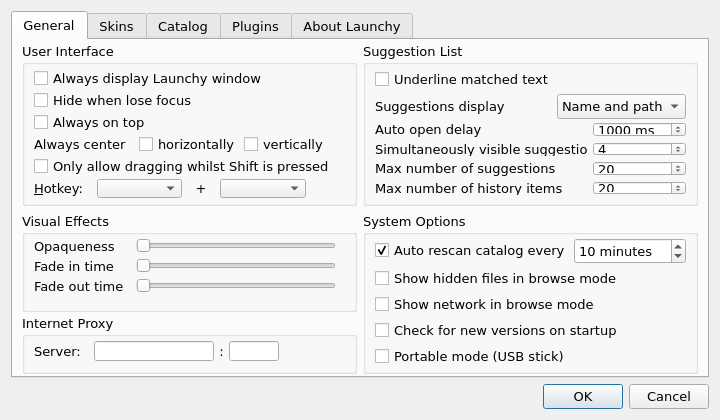
The window that src/options.ui (samsonwang/LaunchyQt) describes before a commit, drawn with Qt 5.
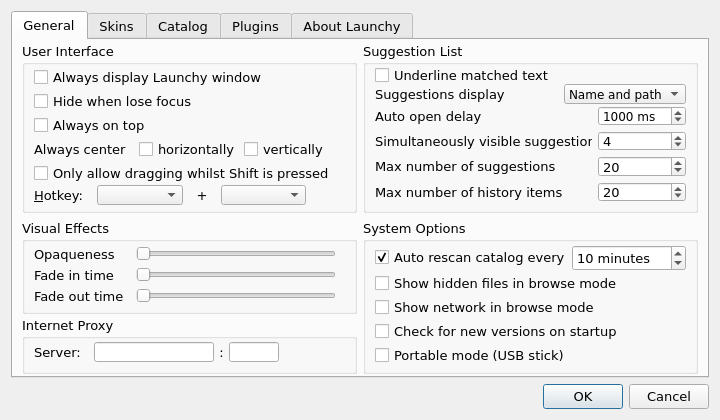
The same window after the commit. Icons and pictures are not drawn. Custom widgets are drawn as their Qt base class.

What changed in the file:
```diff
--- a/src/options.ui
+++ b/src/options.ui
@@ -88,13 +88,13 @@
          </property>
          <layout class="QVBoxLayout" stretch="0,0,0,0,0,0">
           <property name="spacing">
-           <number>3</number>
+           <number>1</number>
           </property>
           <property name="sizeConstraint">
            <enum>QLayout::SetDefaultConstraint</enum>
           </property>
           <property name="topMargin">
-           <number>3</number>
+           <number>1</number>
           </property>
           <property name="bottomMargin">
            <number>5</number>
@@ -186,8 +186,8 @@
               </property>
               <property name="minimumSize">
                <size>
-                <width>50</width>
-                <height>0</height>
+                <width>0</width>
+                <height>18</height>
                </size>
               </property>
               <property name="maximumSize">
@@ -222,7 +222,7 @@
               <property name="minimumSize">
                <size>
                 <width>50</width>
-                <height>0</height>
+                <height>18</height>
                </size>
               </property>
               <property name="maximumSize">
@@ -253,24 +253,51 @@
        </item>
        <item row="0" column="1">
         <widget class="QGroupBox" name="groupBox_10">
+         <property name="minimumSize">
+          <size>
+           <width>0</width>
+           <height>0</height>
+          </size>
+         </property>
+         <property name="maximumSize">
+          <size>
+           <width>16777215</width>
+           <height>360</height>
+          </size>
+         </property>
          <property name="title">
           <string>Suggestion List</string>
          </property>
          <property name="alignment">
           <set>Qt::AlignLeading|Qt::AlignLeft|Qt::AlignTop</set>
          </property>
-         <layout class="QVBoxLayout" name="verticalLayout_9">
+         <layout class="QVBoxLayout" name="verticalLayout_9" stretch="1,1,5">
           <property name="spacing">
-           <number>3</number>
+           <number>0</number>
+          </property>
+          <property name="sizeConstraint">
+           <enum>QLayout::SetDefaultConstraint</enum>
           </property>
           <property name="topMargin">
-           <number>3</number>
+           <number>1</number>
           </property>
           <property name="bottomMargin">
-           <number>5</number>
+           <number>3</number>
           </property>
           <item>
            <widget class="QCheckBox" name="genDecorateText">
+            <property name="minimumSize">
+             <size>
+              <width>0</width>
+              <height>18</height>
+             </size>
+            </property>
+            <property name="maximumSize">
+             <size>
+              <width>16777215</width>
+              <height>18</height>
+             </size>
+            </property>
             <property name="text">
              <string>Underline matched text</string>
             </property>
@@ -281,6 +308,9 @@
             <property name="spacing">
              <number>3</number>
             </property>
+            <property name="bottomMargin">
+             <number>2</number>
+            </property>
             <item>
              <widget class="QLabel" name="label_12">
               <property name="sizePolicy">
@@ -289,6 +319,18 @@
                 <verstretch>0</verstretch>
                </sizepolicy>
               </property>
+              <property name="minimumSize">
+               <size>
+                <width>0</width>
+                <height>18</height>
+               </size>
+              </property>
+              <property name="maximumSize">
+               <size>
+                <width>16777215</width>
+                <height>18</height>
+               </size>
+              </property>
               <property name="text">
                <string>Suggestions display</string>
               </property>
@@ -305,13 +347,24 @@
               <property name="sizeHint" stdset="0">
                <size>
                 <width>40</width>
-                <height>20</height>
+                <height>18</height>
                </size>
               </property>
              </spacer>
             </item>
             <item>
              <widget class="QComboBox" name="genCondensed">
+              <property name="maximumSize">
+               <size>
+                <width>16777215</width>
+                <height>20</height>
+               </size>
+              </property>
+              <property name="font">
+               <font>
+                <pointsize>9</pointsize>
+               </font>
+              </property>
               <item>
                <property name="text">
                 <string>Name and path</string>
@@ -334,7 +387,7 @@
           <item>
            <layout class="QGridLayout" name="gridLayout_2">
             <property name="bottomMargin">
-             <number>3</number>
+             <number>5</number>
             </property>
             <property name="horizontalSpacing">
              <number>6</number>
@@ -350,6 +403,18 @@
                 <verstretch>0</verstretch>
                </sizepolicy>
               </property>
+              <property name="minimumSize">
+               <size>
+                <width>0</width>
+                <height>18</height>
+               </size>
+              </property>
+              <property name="maximumSize">
+               <size>
+                <width>16777215</width>
+                <height>18</height>
+               </size>
+              </property>
               <property name="text">
                <string>Auto open delay</string>
               </property>
@@ -360,6 +425,17 @@
             </item>
             <item row="0" column="1">
              <widget class="QSpinBox" name="genAutoSuggestDelay">
+              <property name="minimumSize">
+               <size>
+                <width>0</width>
+                <height>20</height>
+               </size>
+              </property>
+              <property name="font">
+               <font>
+                <pointsize>9</pointsize>
+               </font>
+              </property>
               <property name="suffix">
                <string> ms</string>
               </property>
@@ -376,6 +452,12 @@
             </item>
             <item row="1" column="0">
              <widget class="QLabel" name="label_9">
+              <property name="minimumSize">
+               <size>
+                <width>0</width>
+                <height>18</height>
+               </size>
+              </property>
               <property name="text">
                <string>Simultaneously visible suggestions</string>
               </property>
@@ -386,6 +468,12 @@
             </item>
             <item row="1" column="1">
              <widget class="QSpinBox" name="genMaxViewable">
+              <property name="minimumSize">
+               <size>
+                <width>0</width>
+                <height>20</height>
+               </size>
+              </property>
               <property name="minimum">
                <number>1</number>
               </property>
@@ -399,6 +487,12 @@
             </item>
             <item row="2" column="0">
              <widget class="QLabel" name="label_8">
+              <property name="minimumSize">
+               <size>
+                <width>0</width>
+                <height>18</height>
+               </size>
+              </property>
               <property name="text">
                <string>Max number of suggestions</string>
               </property>
@@ -409,6 +503,12 @@
             </item>
             <item row="2" column="1">
              <widget class="QSpinBox" name="genNumResults">
+              <property name="minimumSize">
+               <size>
+                <width>0</width>
+                <height>20</height>
+               </size>
+              </property>
               <property name="minimum">
                <number>1</number>
               </property>
@@ -422,6 +522,12 @@
             </item>
             <item row="3" column="0">
              <widget class="QLabel" name="label_7">
+              <property name="minimumSize">
+               <size>
+                <width>0</width>
+                <height>18</height>
+               </size>
+              </property>
               <property name="text">
                <string>Max number of history items</string>
               </property>
@@ -432,6 +538,12 @@
             </item>
             <item row="3" column="1">
              <widget class="QSpinBox" name="genNumHistory">
+              <property name="minimumSize">
+               <size>
+                <width>0</width>
+                <height>20</height>
+               </size>
+              </property>
               <property name="maximum">
                <number>999</number>
               </property>
@@ -487,6 +599,12 @@
               </property>
               <item row="0" column="0">
                <widget class="QLabel" name="label_6">
+                <property name="minimumSize">
+                 <size>
+                  <width>0</width>
+                  <height>18</height>
+                 </size>
+                </property>
                 <property name="text">
                  <string>Opaqueness</string>
                 </property>
@@ -503,6 +621,12 @@
                   <verstretch>0</verstretch>
                  </sizepolicy>
                 </property>
+                <property name="minimumSize">
+                 <size>
+                  <width>0</width>
+                  <height>18</height>
+                 </size>
+                </property>
                 <property name="maximum">
                  <number>100</number>
                 </property>
@@ -513,6 +637,12 @@
               </item>
               <item row="1" column="0">
                <widget class="QLabel" name="label_3">
+                <property name="minimumSize">
+                 <size>
+                  <width>0</width>
+                  <height>18</height>
+                 </size>
+                </property>
                 <property name="text">
                  <string>Fade in time</string>
                 </property>
@@ -523,6 +653,12 @@
               </item>
               <item row="1" column="1">
                <widget class="QSlider" name="genFadeIn">
+                <property name="minimumSize">
+                 <size>
+                  <width>0</width>
+                  <height>18</height>
+                 </size>
+                </property>
                 <property name="maximum">
                  <number>1000</number>
                 </property>
@@ -536,6 +672,12 @@
               </item>
               <item row="2" column="0">
                <widget class="QLabel" name="label_4">
+                <property name="minimumSize">
+                 <size>
+                  <width>0</width>
+                  <height>18</height>
+                 </size>
+                </property>
                 <property name="text">
                  <string>Fade out time</string>
                 </property>
@@ -546,6 +688,12 @@
               </item>
               <item row="2" column="1">
                <widget class="QSlider" name="genFadeOut">
+                <property name="minimumSize">
+                 <size>
+                  <width>0</width>
+                  <height>18</height>
+                 </size>
+                </property>
                 <property name="maximum">
                  <number>1000</number>
                 </property>
@@ -677,12 +825,18 @@
            <verstretch>0</verstretch>
           </sizepolicy>
          </property>
+         <property name="maximumSize">
+          <size>
+           <width>16777215</width>
+           <height>500</height>
+          </size>
+         </property>
          <property name="title">
           <string>System Options</string>
          </property>
          <layout class="QVBoxLayout" name="verticalLayout_3">
           <property name="spacing">
-           <number>3</number>
+           <number>1</number>
           </property>
           <property name="topMargin">
            <number>3</number>
```
